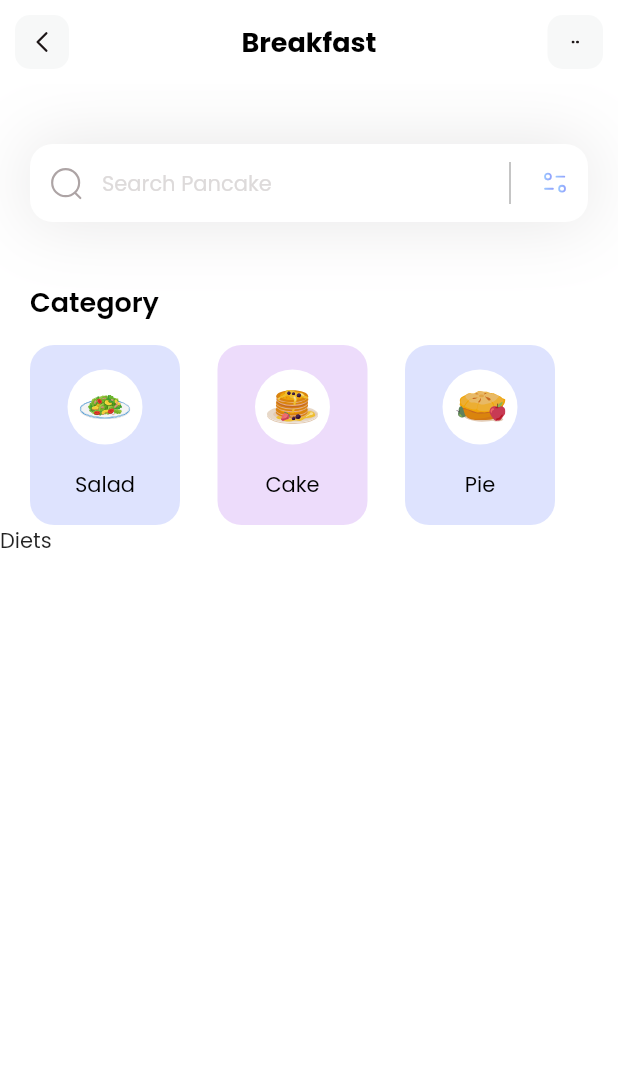
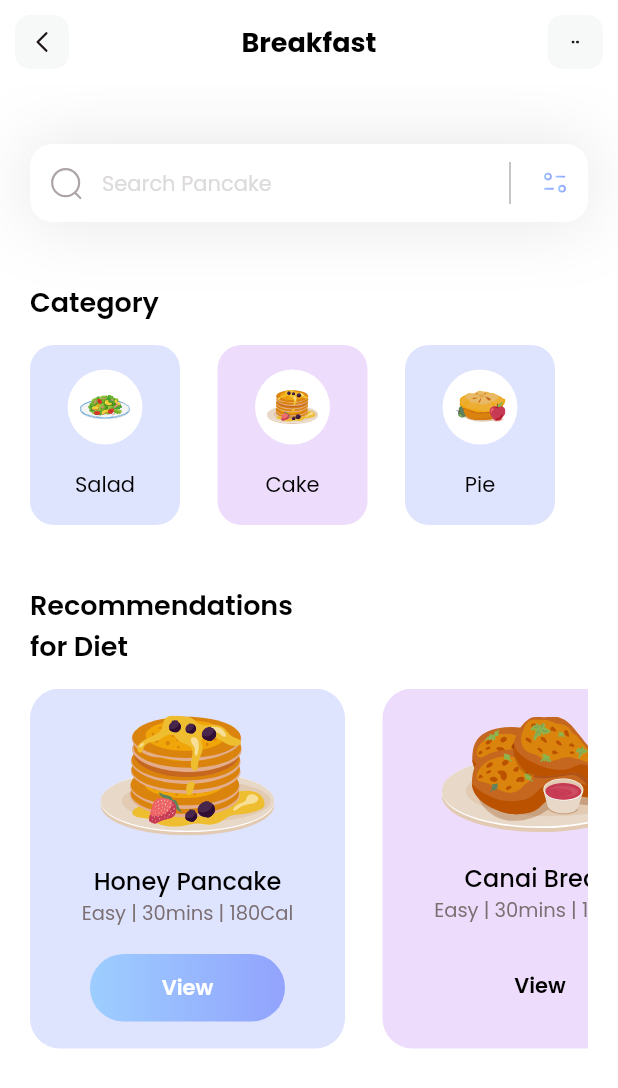
Before and after one commit to DoDoxD1/flutter-recipe-app, a Flutter app: the screen it shows after launch, on a phone screen of 412 x 824 dp. Shown: the top 1088 px of the screen. Run offline on Flutter 3.47's test engine with Material 2 defaults, Android fonts, the phone set to English and light mode, and no system bars; our stand-ins replace flutter_svg, lottie; missing offline and left inert: dart:ffi.

Commit message:
diets section

```diff
--- a/lib/models/diet_model.dart
+++ b/lib/models/diet_model.dart
@@ -1,9 +1,12 @@
+import 'dart:ui';
+
 class Diet {
   String name;
   String iconPath;
   String level;
   String duration;
   String calorie;
+  Color boxColor;
   bool viewIsSelected;
 
   Diet({
@@ -12,6 +15,7 @@ class Diet {
     required this.level,
     required this.duration,
     required this.calorie,
+    required this.boxColor,
     required this.viewIsSelected,
   });
 
@@ -24,15 +28,29 @@ class Diet {
       level: 'Easy',
       duration: '30mins',
       calorie: '180Cal',
-        viewIsSelected: true));
+      viewIsSelected: true,
+      boxColor: const Color(0xff92A3FD),
+    ));
+
+    diets.add(Diet(
+      name: 'Canai Bread',
+      iconPath: 'assets/icons/canai-bread.svg',
+      level: 'Easy',
+      duration: '30mins',
+      calorie: '180Cal',
+      viewIsSelected: false,
+      boxColor: const Color(0xffC58BF2),
+    ));
 
     diets.add(Diet(
       name: 'Honey Pancake',
-        iconPath: 'assets/icons/honey-pancakes.svg',
+      iconPath: 'assets/icons/canai-bread.svg',
       level: 'Easy',
       duration: '30mins',
       calorie: '180Cal',
-        viewIsSelected: true));
+      viewIsSelected: false,
+      boxColor: const Color(0xffC58BF2),
+    ));
 
     return diets;
   }
--- a/lib/pages/home/DietsSection.dart
+++ b/lib/pages/home/DietsSection.dart
@@ -1,4 +1,5 @@
 import 'package:flutter/material.dart';
+import 'package:flutter_svg/flutter_svg.dart';
 import 'package:recipie_application/models/diet_model.dart';
 
 class DietsSection extends StatefulWidget {
@@ -9,20 +10,100 @@ class DietsSection extends StatefulWidget {
 }
 
 class _DietsSectionState extends State<DietsSection> {
-
   List<Diet> diets = [];
 
-  void _getDiet(){
+  void _getDiet() {
     diets = Diet.getDiets();
   }
 
   @override
   Widget build(BuildContext context) {
     _getDiet();
-    return const Column(
+    return Column(
+      crossAxisAlignment: CrossAxisAlignment.start,
       children: [
-        Text("Diets"),
+        const Padding(
+          padding: EdgeInsets.only(left: 20),
+          child: Text(
+            "Recommendations\nfor Diet",
+            style: TextStyle(
+                color: Colors.black, fontSize: 18, fontWeight: FontWeight.w600),
+          ),
+        ),
+        const SizedBox(
+          height: 15,
+        ),
+        Container(
+          height: 240,
+          padding: const EdgeInsets.only(right: 20, left: 20),
+          child: ListView.separated(
+              separatorBuilder: (context, index) => const SizedBox(
+                    width: 25,
+                  ),
+              scrollDirection: Axis.horizontal,
+              itemCount: diets.length,
+              itemBuilder: (context, index) {
+                return dietBuilder(index: index);
+              }),
+        )
       ],
     );
   }
+
+  Widget dietBuilder({required int index}) {
+    return Container(
+      width: 210,
+      decoration: BoxDecoration(
+        color: diets[index].boxColor.withOpacity(0.3),
+        borderRadius: BorderRadius.circular(20)
+      ),
+      child: Column(
+        mainAxisAlignment: MainAxisAlignment.spaceEvenly,
+        children: [
+          SvgPicture.asset(diets[index].iconPath),
+          Column(
+            children: [
+              Text(
+                diets[index].name,
+                style: const TextStyle(
+                  fontSize: 16,
+                  color: Colors.black,
+                  fontWeight: FontWeight.w500,
+                ),
+              ),
+              Text(
+                "${diets[index].level} | ${diets[index].duration} | ${diets[index].calorie}",
+                style: const TextStyle(
+                  color: Color(0xff7B6F72),
+                  fontSize: 13,
+                  fontWeight: FontWeight.w400,
+                ),
+              ),
+            ],
+          ),
+          Container(
+            height: 45,
+            width: 130,
+            decoration: BoxDecoration(
+              gradient: LinearGradient(colors: [
+                diets[index].viewIsSelected? const Color(0xff9DCEFF): Colors.transparent,
+                diets[index].viewIsSelected? const Color(0xff92A3FD): Colors.transparent,
+              ]),
+              borderRadius: BorderRadius.circular(50),
+            ),
+            child: Center(
+              child: Text(
+                "View",
+                style: TextStyle(
+                  color: diets[index].viewIsSelected? Colors.white : Colors.black,
+                  fontWeight: FontWeight.w600,
+                  fontSize: 14
+                ),
+              ),
+            ),
+          )
+        ],
+      ),
+    );
+  }
 }
--- a/lib/pages/home/home.dart
+++ b/lib/pages/home/home.dart
@@ -21,7 +21,7 @@ class _HomePageState extends State<HomePage> {
       backgroundColor: Colors.white,
       body: const Column(
         crossAxisAlignment: CrossAxisAlignment.start,
-        children: [MySearchBar(), SizedBox(height: 40,), CategoriesSection(), DietsSection()],
+        children: [MySearchBar(), SizedBox(height: 40,), CategoriesSection(), SizedBox(height: 40,), DietsSection()],
       ),
     );
   }
--- a/lib/pages/splash/MySplashScreen.dart
+++ b/lib/pages/splash/MySplashScreen.dart
@@ -35,7 +35,7 @@ class _MySplashScreenState extends State<MySplashScreen> {
       body: SizedBox(
         height: MediaQuery.of(context).size.height,
         width: MediaQuery.of(context).size.width,
-        child: Lottie.asset("assets/animations/animate.json",fit: BoxFit.cover),
+        child: Lottie.asset("assets/animations/animate.json",fit: BoxFit.fill),
       ),
     );
   }
```
Lines whose indentation alone changed are shown as unchanged.
